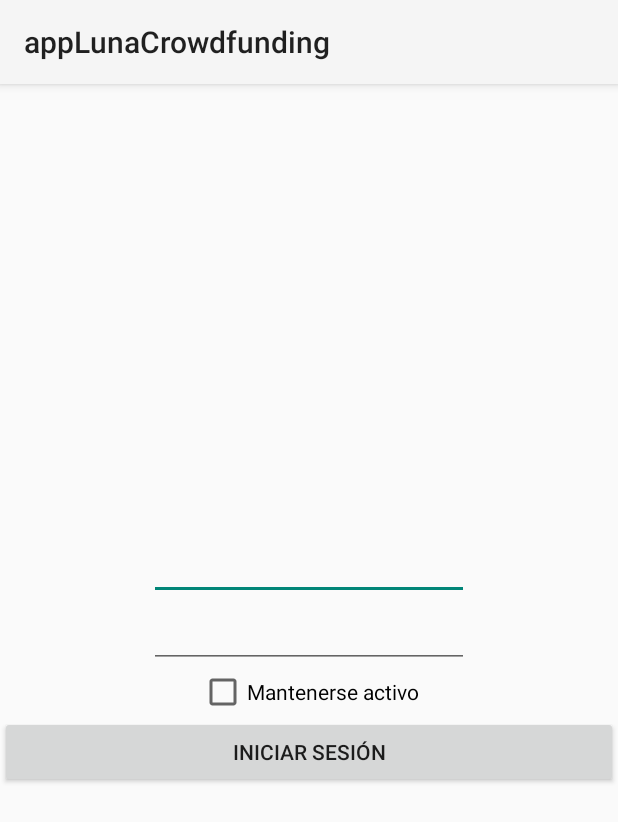
After one commit to luchizina/movilLuna, an Android app: the iniciarSesion screen opened directly, with no data from a screen before it, on a phone screen of 412 x 824 dp. The commit adds this screen. Shown: the top 822 px of the screen. Run offline under Robolectric (Android 15) with nearby library versions, the phone set to English and light mode, and no system bars.

Commit message:
iniciar sesion, le faltan detalles

```diff
--- a/app/src/main/AndroidManifest.xml
+++ b/app/src/main/AndroidManifest.xml
@@ -10,7 +10,8 @@
         android:label="@string/app_name"
         android:roundIcon="@mipmap/ic_launcher_round"
         android:supportsRtl="true"
-        android:theme="@style/AppTheme">
+        android:theme="@style/Theme.AppCompat.Light">
+        <activity android:name=".iniciarSesion"></activity>
         <activity android:name=".ver_propuesta" />
         <activity android:name=".registro" />
         <activity android:name=".traerProp" />
--- a/app/src/main/java/com/example/applunacrowdfunding/Conexion/ApiInterface.java
+++ b/app/src/main/java/com/example/applunacrowdfunding/Conexion/ApiInterface.java
@@ -19,4 +19,8 @@ public interface ApiInterface {
   @GET("propuesta/traerPropuesta/{nombre}")
     Call<Respuesta> traerPropuesta(@Path("nombre") String nombre);
 
+  @FormUrlEncoded
+    @POST("usuario/loginCel")
+    Call<Respuesta> loginCel(@Field("email") String correo, @Field("pass") String pass);
+
 }
--- /dev/null
+++ b/app/src/main/res/layout/activity_iniciar_sesion.xml
@@ -0,0 +1,50 @@
+<?xml version="1.0" encoding="utf-8"?>
+<LinearLayout xmlns:android="http://schemas.android.com/apk/res/android"
+    xmlns:app="http://schemas.android.com/apk/res-auto"
+    xmlns:tools="http://schemas.android.com/tools"
+    android:layout_width="match_parent"
+    android:layout_height="match_parent"
+    android:orientation="vertical"
+    android:gravity="center"
+    tools:context=".iniciarSesion">
+
+    <EditText
+        android:id="@+id/txtCorreo"
+        android:layout_width="wrap_content"
+        android:layout_height="wrap_content"
+        android:ems="10"
+        android:inputType="textPersonName"
+        android:text=""
+        tools:layout_editor_absoluteX="99dp"
+        tools:layout_editor_absoluteY="75dp" />
+
+    <EditText
+        android:id="@+id/txtPass"
+        android:layout_width="wrap_content"
+        android:layout_height="wrap_content"
+        android:ems="10"
+        android:inputType="textPassword"
+        android:text=""
+        tools:layout_editor_absoluteX="97dp"
+        tools:layout_editor_absoluteY="136dp" />
+
+    <CheckBox
+        android:id="@+id/checkBox"
+        android:layout_width="wrap_content"
+        android:layout_height="wrap_content"
+
+        android:layout_below="@+id/btnLogin"
+        tools:layout_editor_absoluteX="97dp"
+        tools:layout_editor_absoluteY="240dp"
+
+        android:text="Mantenerse activo" />
+
+    <Button
+        android:id="@+id/btnLogin"
+        android:layout_width="match_parent"
+        android:layout_height="wrap_content"
+        android:text="Iniciar sesión"
+        android:onClick="iniciarS"
+        />
+
+</LinearLayout>
```
Also changed, not shown: app/src/main/java/com/example/applunacrowdfunding/MainActivity.java (+22 -0 lines), app/src/main/java/com/example/applunacrowdfunding/iniciarSesion.java (added, +129 -0 lines), app/src/main/res/layout/activity_main.xml (+21 -0 lines).
